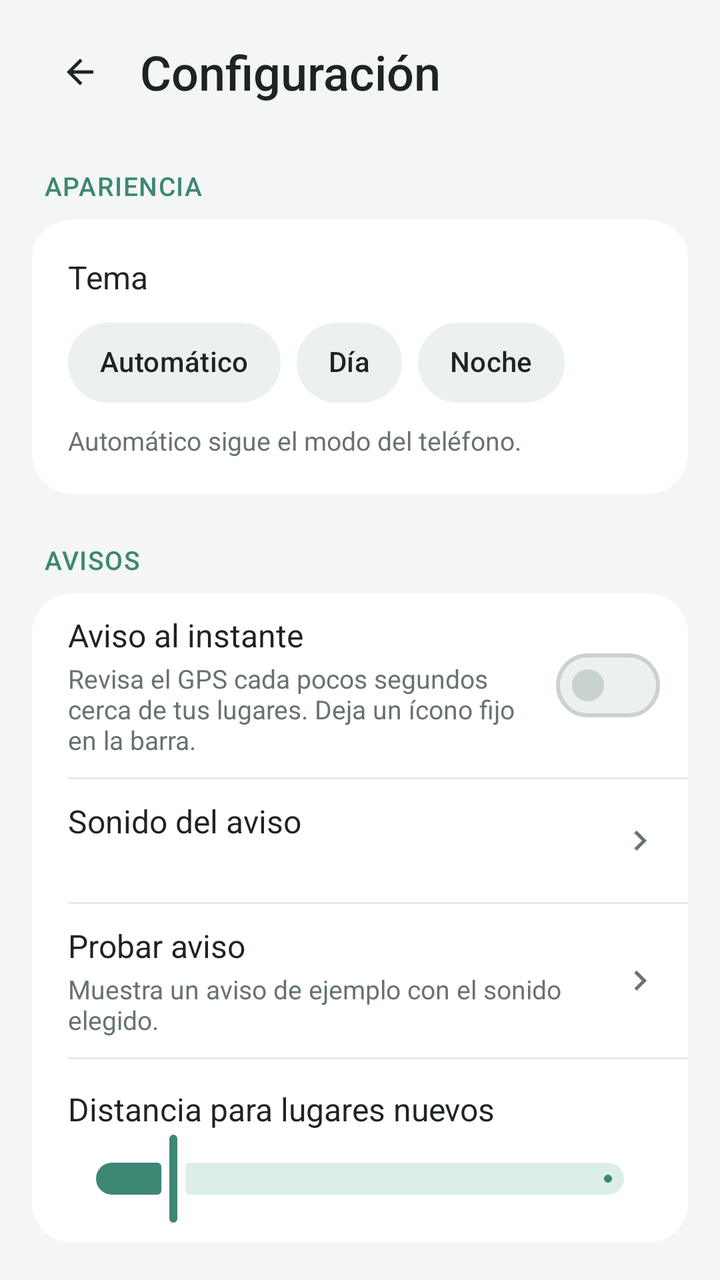
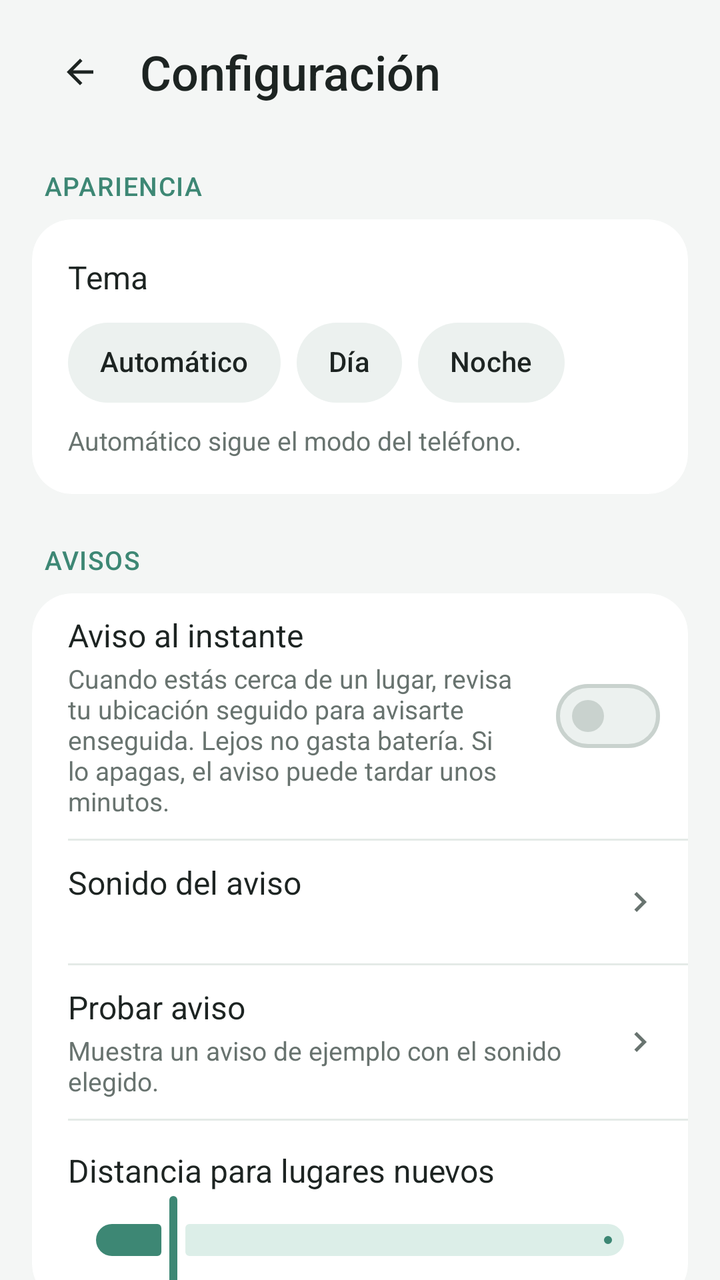

The first picture is an Android layout as it rendered before a commit; the second is the same layout after the commit. The layout source and the unified diff follow.
<!-- AndroidManifest.xml: application theme Theme.Recuerdame -->
<!-- res/layout/activity_settings.xml -->
<?xml version="1.0" encoding="utf-8"?>
<androidx.core.widget.NestedScrollView xmlns:android="http://schemas.android.com/apk/res/android"
    xmlns:app="http://schemas.android.com/apk/res-auto"
    android:layout_width="match_parent"
    android:layout_height="match_parent"
    android:background="@color/bg">

    <LinearLayout
        android:layout_width="match_parent"
        android:layout_height="wrap_content"
        android:orientation="vertical"
        android:paddingStart="16dp"
        android:paddingTop="12dp"
        android:paddingEnd="16dp"
        android:paddingBottom="32dp">

        <LinearLayout
            android:layout_width="match_parent"
            android:layout_height="wrap_content"
            android:gravity="center_vertical"
            android:orientation="horizontal">

            <com.google.android.material.button.MaterialButton
                android:id="@+id/btn_back"
                style="@style/Widget.Material3.Button.IconButton"
                android:layout_width="48dp"
                android:layout_height="48dp"
                android:contentDescription="Volver"
                app:icon="@drawable/ic_back"
                app:iconTint="@color/text" />

            <TextView
                android:layout_width="wrap_content"
                android:layout_height="wrap_content"
                android:layout_marginStart="6dp"
                android:fontFamily="sans-serif-medium"
                android:text="Configuración"
                android:textColor="@color/text"
                android:textSize="24sp" />
        </LinearLayout>

        
        <TextView style="@style/SectionLabel" android:text="APARIENCIA" />

        <com.google.android.material.card.MaterialCardView
            style="@style/SoftCard"
            android:layout_width="match_parent"
            android:layout_height="wrap_content">

            <LinearLayout
                android:layout_width="match_parent"
                android:layout_height="wrap_content"
                android:orientation="vertical"
                android:padding="18dp">

                <TextView style="@style/SettingsTitle" android:text="Tema" />

                <com.google.android.material.chip.ChipGroup
                    android:id="@+id/theme_group"
                    android:layout_width="match_parent"
                    android:layout_height="wrap_content"
                    android:layout_marginTop="8dp"
                    app:selectionRequired="true"
                    app:singleSelection="true">

                    <com.google.android.material.chip.Chip
                        android:id="@+id/theme_system"
                        style="@style/SoftChip"
                        android:layout_width="wrap_content"
                        android:layout_height="wrap_content"
                        android:text="Automático" />

                    <com.google.android.material.chip.Chip
                        android:id="@+id/theme_light"
                        style="@style/SoftChip"
                        android:layout_width="wrap_content"
                        android:layout_height="wrap_content"
                        android:text="Día" />

                    <com.google.android.material.chip.Chip
                        android:id="@+id/theme_dark"
                        style="@style/SoftChip"
                        android:layout_width="wrap_content"
                        android:layout_height="wrap_content"
                        android:text="Noche" />
                </com.google.android.material.chip.ChipGroup>

                <TextView
                    style="@style/SettingsDesc"
                    android:layout_marginTop="6dp"
                    android:text="Automático sigue el modo del teléfono." />
            </LinearLayout>
        </com.google.android.material.card.MaterialCardView>

        
        <TextView style="@style/SectionLabel" android:text="AVISOS" />

        <com.google.android.material.card.MaterialCardView
            style="@style/SoftCard"
            android:layout_width="match_parent"
            android:layout_height="wrap_content">

            <LinearLayout
                android:layout_width="match_parent"
                android:layout_height="wrap_content"
                android:orientation="vertical">

                <LinearLayout
                    android:id="@+id/row_instant"
                    style="@style/SettingsRow">

                    <LinearLayout
                        android:layout_width="0dp"
                        android:layout_height="wrap_content"
                        android:layout_weight="1"
                        android:orientation="vertical">

                        <TextView style="@style/SettingsTitle" android:text="Aviso al instante" />

                        <TextView
                            style="@style/SettingsDesc"
                            android:text="Revisa el GPS cada pocos segundos cerca de tus lugares. Deja un ícono fijo en la barra." />
                    </LinearLayout>

                    <com.google.android.material.materialswitch.MaterialSwitch
                        android:id="@+id/instant_switch"
                        android:layout_width="wrap_content"
                        android:layout_height="wrap_content"
                        android:layout_marginStart="12dp" />
                </LinearLayout>

                <View
                    android:layout_width="match_parent"
                    android:layout_height="1dp"
                    android:layout_marginStart="18dp"
                    android:background="@color/divider" />

                <LinearLayout
                    android:id="@+id/row_sound"
                    style="@style/SettingsRow">

                    <LinearLayout
                        android:layout_width="0dp"
                        android:layout_height="wrap_content"
                        android:layout_weight="1"
                        android:orientation="vertical">

                        <TextView style="@style/SettingsTitle" android:text="Sonido del aviso" />

                        <TextView
                            android:id="@+id/sound_value"
                            style="@style/SettingsDesc" />
                    </LinearLayout>

                    <ImageView
                        android:layout_width="20dp"
                        android:layout_height="20dp"
                        android:contentDescription="@null"
                        android:src="@drawable/ic_chevron"
                        app:tint="@color/text_soft" />
                </LinearLayout>

                <View
                    android:layout_width="match_parent"
                    android:layout_height="1dp"
                    android:layout_marginStart="18dp"
                    android:background="@color/divider" />

                <LinearLayout
                    android:id="@+id/row_test"
                    style="@style/SettingsRow">

                    <LinearLayout
                        android:layout_width="0dp"
                        android:layout_height="wrap_content"
                        android:layout_weight="1"
                        android:orientation="vertical">

                        <TextView style="@style/SettingsTitle" android:text="Probar aviso" />

                        <TextView
                            style="@style/SettingsDesc"
                            android:text="Muestra un aviso de ejemplo con el sonido elegido." />
                    </LinearLayout>

                    <ImageView
                        android:layout_width="20dp"
                        android:layout_height="20dp"
                        android:contentDescription="@null"
                        android:src="@drawable/ic_chevron"
                        app:tint="@color/text_soft" />
                </LinearLayout>

                <View
                    android:layout_width="match_parent"
                    android:layout_height="1dp"
                    android:layout_marginStart="18dp"
                    android:background="@color/divider" />

                <LinearLayout
                    android:layout_width="match_parent"
                    android:layout_height="wrap_content"
                    android:orientation="vertical"
                    android:paddingStart="18dp"
                    android:paddingTop="14dp"
                    android:paddingEnd="18dp"
                    android:paddingBottom="8dp">

                    <LinearLayout
                        android:layout_width="match_parent"
                        android:layout_height="wrap_content"
                        android:orientation="horizontal">

                        <TextView
                            style="@style/SettingsTitle"
                            android:layout_width="0dp"
                            android:layout_weight="1"
                            android:text="Distancia para lugares nuevos" />

                        <TextView
                            android:id="@+id/radius_value"
                            android:layout_width="wrap_content"
                            android:layout_height="wrap_content"
                            android:fontFamily="sans-serif-medium"
                            android:textColor="@color/primary"
                            android:textSize="15sp" />
                    </LinearLayout>

                    <com.google.android.material.slider.Slider
                        android:id="@+id/radius_slider"
                        style="@style/SoftSlider"
                        android:layout_width="match_parent"
                        android:layout_height="wrap_content"
                        android:contentDescription="Distancia para lugares nuevos"
                        android:stepSize="10"
                        android:value="150"
                        android:valueFrom="30"
                        android:valueTo="1000" />
                </LinearLayout>
            </LinearLayout>
        </com.google.android.material.card.MaterialCardView>

        
        <TextView style="@style/SectionLabel" android:text="PARA QUE LOS AVISOS LLEGUEN" />

        <com.google.android.material.card.MaterialCardView
            style="@style/SoftCard"
            android:layout_width="match_parent"
            android:layout_height="wrap_content">

            <LinearLayout
                android:layout_width="match_parent"
                android:layout_height="wrap_content"
                android:orientation="vertical">

                <LinearLayout
                    android:id="@+id/row_perm_location"
                    style="@style/SettingsRow">

                    <TextView
                        style="@style/SettingsTitle"
                        android:layout_width="0dp"
                        android:layout_weight="1"
                        android:text="Ubicación todo el tiempo" />

                    <TextView
                        android:id="@+id/perm_location"
                        android:layout_width="wrap_content"
                        android:layout_height="wrap_content"
                        android:textSize="14sp" />
                </LinearLayout>

                <View
                    android:layout_width="match_parent"
                    android:layout_height="1dp"
                    android:layout_marginStart="18dp"
                    android:background="@color/divider" />

                <LinearLayout
                    android:id="@+id/row_perm_notif"
                    style="@style/SettingsRow">

                    <TextView
                        style="@style/SettingsTitle"
                        android:layout_width="0dp"
                        android:layout_weight="1"
                        android:text="Notificaciones" />

                    <TextView
                        android:id="@+id/perm_notif"
                        android:layout_width="wrap_content"
                        android:layout_height="wrap_content"
                        android:textSize="14sp" />
                </LinearLayout>

                <View
                    android:layout_width="match_parent"
                    android:layout_height="1dp"
                    android:layout_marginStart="18dp"
                    android:background="@color/divider" />

                <LinearLayout
                    android:id="@+id/row_perm_battery"
                    style="@style/SettingsRow">

                    <LinearLayout
                        android:layout_width="0dp"
                        android:layout_height="wrap_content"
                        android:layout_weight="1"
                        android:orientation="vertical">

                        <TextView style="@style/SettingsTitle" android:text="Batería sin restricciones" />

                        <TextView
                            style="@style/SettingsDesc"
                            android:text="Evita que Samsung duerma la app." />
                    </LinearLayout>

                    <TextView
                        android:id="@+id/perm_battery"
                        android:layout_width="wrap_content"
                        android:layout_height="wrap_content"
                        android:layout_marginStart="12dp"
                        android:textSize="14sp" />
                </LinearLayout>
            </LinearLayout>
        </com.google.android.material.card.MaterialCardView>

        <TextView
            android:id="@+id/version_text"
            android:layout_width="match_parent"
            android:layout_height="wrap_content"
            android:layout_marginTop="28dp"
            android:gravity="center"
            android:textColor="@color/text_soft"
            android:textSize="12sp" />
    </LinearLayout>
</androidx.core.widget.NestedScrollView>
<!-- resources referenced by this layout -->
<resources>
  <color name="bg">#F4F6F5</color>
  <color name="divider">#E4EAE7</color>
  <color name="primary">#3D8774</color>
  <color name="text">#1D2422</color>
  <color name="text_soft">#68736F</color>
  <!-- drawable ic_back (drawable) -->
  <?xml version="1.0" encoding="utf-8"?>
  <vector xmlns:android="http://schemas.android.com/apk/res/android" android:width="24dp" android:height="24dp" android:viewportWidth="24" android:viewportHeight="24" android:tint="?attr/colorControlNormal" android:autoMirrored="true">
      <path android:fillColor="@android:color/white" android:pathData="M20,11H7.83l5.59,-5.59L12,4l-8,8 8,8 1.41,-1.41L7.83,13H20v-2z"/>
  </vector>
  <!-- drawable ic_chevron (drawable) -->
  <?xml version="1.0" encoding="utf-8"?>
  <vector xmlns:android="http://schemas.android.com/apk/res/android" android:width="24dp" android:height="24dp" android:viewportWidth="24" android:viewportHeight="24" android:tint="?attr/colorControlNormal" android:autoMirrored="true">
      <path android:fillColor="@android:color/white" android:pathData="M10,6L8.59,7.41 13.17,12l-4.58,4.59L10,18l6,-6z"/>
  </vector>
  <style name="SectionLabel">
          <item name="android:layout_width">wrap_content</item>
          <item name="android:layout_height">wrap_content</item>
          <item name="android:layout_marginStart">6dp</item>
          <item name="android:layout_marginTop">24dp</item>
          <item name="android:layout_marginBottom">8dp</item>
          <item name="android:textColor">@color/primary</item>
          <item name="android:textSize">13sp</item>
          <item name="android:fontFamily">sans-serif-medium</item>
          <item name="android:letterSpacing">0.04</item>
      </style>
  <style name="SettingsDesc">
          <item name="android:layout_width">match_parent</item>
          <item name="android:layout_height">wrap_content</item>
          <item name="android:textColor">@color/text_soft</item>
          <item name="android:textSize">13sp</item>
          <item name="android:layout_marginTop">2dp</item>
      </style>
  <style name="SettingsTitle">
          <item name="android:layout_width">wrap_content</item>
          <item name="android:layout_height">wrap_content</item>
          <item name="android:textColor">@color/text</item>
          <item name="android:textSize">16sp</item>
      </style>
  <style name="SoftCard" parent="Widget.Material3.CardView.Filled">
          <item name="cardBackgroundColor">@color/surface</item>
          <item name="cardCornerRadius">20dp</item>
          <item name="cardElevation">0dp</item>
          <item name="strokeWidth">0dp</item>
      </style>
  <style name="SoftChip" parent="Widget.Material3.Chip.Filter">
          <item name="chipBackgroundColor">@color/chip_bg</item>
          <item name="chipStrokeWidth">0dp</item>
          <item name="android:textColor">@color/chip_text</item>
          <item name="checkedIconVisible">false</item>
          <item name="chipIconTint">@color/chip_text</item>
          <item name="chipMinHeight">40dp</item>
          <item name="chipCornerRadius">20dp</item>
      </style>
  <style name="SoftSlider" parent="Widget.Material3.Slider">
          <item name="trackColorActive">@color/primary</item>
          <item name="trackColorInactive">@color/primary_soft</item>
          <item name="thumbColor">@color/primary</item>
          <item name="tickVisible">false</item>
          <item name="labelBehavior">gone</item>
      </style>
  <color name="surface">#FFFFFF</color>
  <color name="primary_soft">#DCEEE8</color>
  <color name="on_primary">#FFFFFF</color>
  <color name="on_primary_soft">#1E4F43</color>
  <color name="leave_soft">#F9E6DD</color>
  <color name="leave_text">#9A4B30</color>
  <color name="surface_soft">#ECF1EF</color>
  <color name="outline">#C9D2CE</color>
  <!-- unchanged entries left out for length: 2 -->
</resources>

<!-- the commit's change to res/layout/activity_settings.xml (unified diff, before → after) -->
@@ -119,7 +119,7 @@
 
                         <TextView
                             style="@style/SettingsDesc"
-                            android:text="Revisa el GPS cada pocos segundos cerca de tus lugares. Deja un ícono fijo en la barra." />
+                            android:text="Cuando estás cerca de un lugar, revisa tu ubicación seguido para avisarte enseguida. Lejos no gasta batería. Si lo apagas, el aviso puede tardar unos minutos." />
                     </LinearLayout>
 
                     <com.google.android.material.materialswitch.MaterialSwitch
